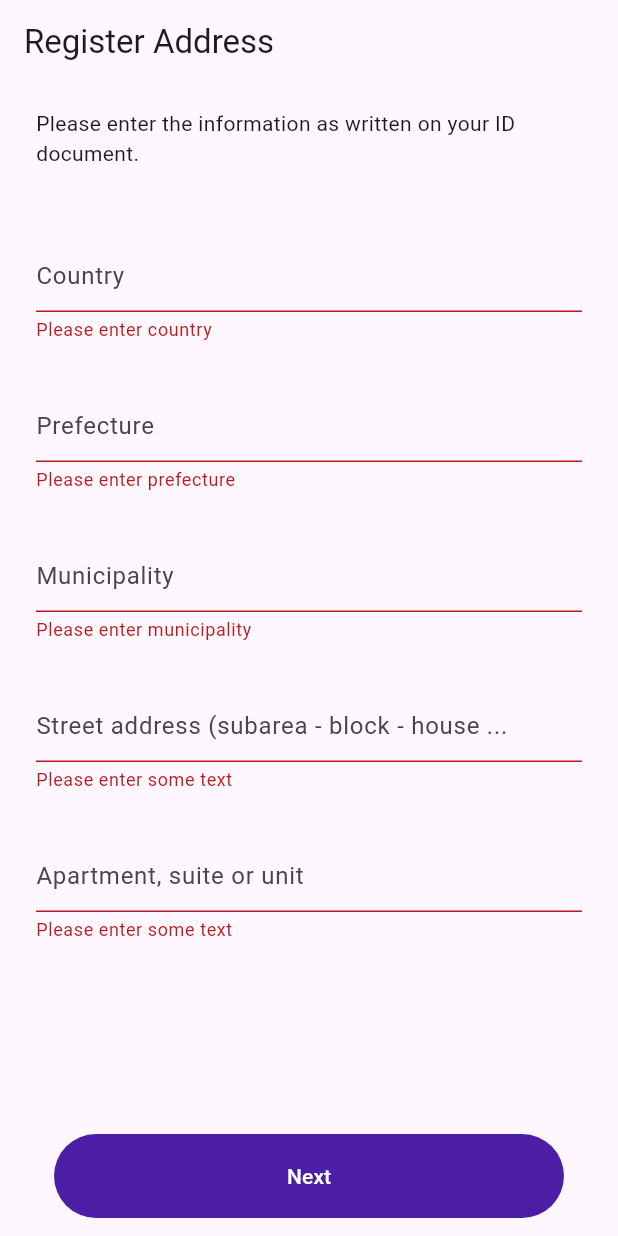
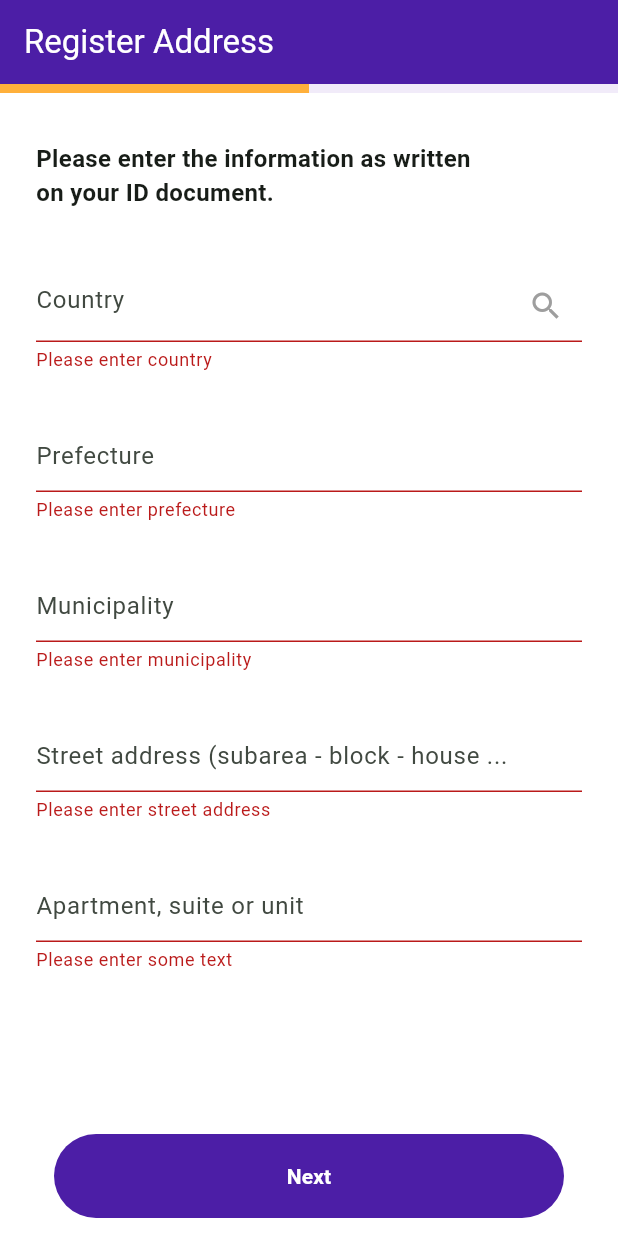
Before and after one commit to unknownaloy/gigabank_task, a Flutter app: the screen it shows after launch, after a tap on "Next", on a phone screen of 412 x 824 dp. Run offline on Flutter 3.47's test engine with Material 2 defaults, Android fonts, the phone set to English and light mode, and no system bars.

Commit message:
feat: Updated the UI to fit with requirements

```diff
--- a/lib/component/gigabank_text_field.dart
+++ b/lib/component/gigabank_text_field.dart
@@ -8,18 +8,23 @@ class GigabankTextField extends StatelessWidget {
     this.validator,
     this.inputFormatters,
     this.controller,
+    this.suffixIcon,
   });
 
   final String hintText;
   final String? Function(String?)? validator;
   final List<TextInputFormatter>? inputFormatters;
   final TextEditingController? controller;
+  final Widget? suffixIcon;
 
   @override
   Widget build(BuildContext context) {
     return TextFormField(
       controller: controller,
-      decoration: InputDecoration(hintText: hintText),
+      decoration: InputDecoration(
+        hintText: hintText,
+        suffixIcon: suffixIcon,
+      ),
       validator: validator,
       inputFormatters: inputFormatters,
     );
--- a/lib/main.dart
+++ b/lib/main.dart
@@ -15,7 +15,7 @@ class MyApp extends StatelessWidget {
       title: 'Gigabank Task',
       debugShowCheckedModeBanner: false,
       theme: ThemeData(
-        colorScheme: ColorScheme.fromSeed(seedColor: Colors.deepPurple),
+        colorScheme: ColorScheme.fromSeed(seedColor: const Color(0xFF05f077),),
         useMaterial3: true,
       ),
       home: const RegisterAddressScreen(),
--- /dev/null
+++ b/lib/model/address_model.dart
@@ -0,0 +1,15 @@
+class UserAddress {
+  final String country;
+  final String prefecture;
+  final String municipality;
+  final String streetAddress;
+  final String apartment;
+
+  UserAddress({
+    required this.country,
+    required this.prefecture,
+    required this.municipality,
+    required this.streetAddress,
+    required this.apartment,
+  });
+}
--- a/lib/screen/register_address_screen.dart
+++ b/lib/screen/register_address_screen.dart
@@ -1,5 +1,6 @@
 import 'package:flutter/material.dart';
 import 'package:gigabank_task/component/gigabank_text_field.dart';
+import 'package:gigabank_task/model/address_model.dart';
 
 class RegisterAddressScreen extends StatefulWidget {
   const RegisterAddressScreen({super.key});
@@ -32,8 +33,24 @@ class _RegisterAddressScreenState extends State<RegisterAddressScreen> {
   @override
   Widget build(BuildContext context) {
     return Scaffold(
+      backgroundColor: const Color(0xFFffffff),
       appBar: AppBar(
-        title: const Text("Register Address"),
+        title: const Text(
+          "Register Address",
+          style: TextStyle(
+            color: Colors.white,
+          ),
+        ),
+        backgroundColor: const Color(0xFF4c1ea6),
+        bottom: const PreferredSize(
+          preferredSize: Size.fromHeight(6),
+          child: LinearProgressIndicator(
+            value: 0.5,
+            minHeight: 6,
+            backgroundColor: Color(0xFFf1ebf9),
+            color: Color(0xFFffb03b),
+          ),
+        ),
       ),
       body: Form(
         key: _formKey,
@@ -41,18 +58,28 @@ class _RegisterAddressScreenState extends State<RegisterAddressScreen> {
           padding: const EdgeInsets.symmetric(horizontal: 24),
           child: SingleChildScrollView(
             child: Column(
+              crossAxisAlignment: CrossAxisAlignment.stretch,
               children: <Widget>[
                 const SizedBox(
-                  height: 16,
+                  height: 32,
                 ),
                 const Text(
-                    "Please enter the information as written on your ID document."),
+                  "Please enter the information as written\non your ID document.",
+                  style: TextStyle(
+                    fontSize: 16,
+                    fontWeight: FontWeight.w600,
+                  ),
+                ),
                 const SizedBox(
-                  height: 48,
+                  height: 40,
                 ),
                 GigabankTextField(
                   controller: _countryController,
                   hintText: "Country",
+                  suffixIcon: const Icon(
+                    Icons.search,
+                    color: Colors.grey,
+                  ),
                   validator: (value) {
                     if (value == null || value.isEmpty) {
                       return 'Please enter country';
@@ -94,7 +121,7 @@ class _RegisterAddressScreenState extends State<RegisterAddressScreen> {
                   hintText: "Street address (subarea - block - house ...",
                   validator: (value) {
                     if (value == null || value.isEmpty) {
-                      return 'Please enter some text';
+                      return 'Please enter street address';
                     }
 
                     final RegExp regex =
@@ -139,12 +166,19 @@ class _RegisterAddressScreenState extends State<RegisterAddressScreen> {
               child: TextButton(
                 onPressed: () {
                   if (_formKey.currentState!.validate()) {
-                    ScaffoldMessenger.of(context).showSnackBar(
-                      const SnackBar(content: Text('Data saved')),
+                    final userAddress = UserAddress(
+                      country: _countryController.text.trim(),
+                      prefecture: _prefectureController.text.trim(),
+                      municipality: _municipalityController.text.trim(),
+                      streetAddress: _streetAddressController.text.trim(),
+                      apartment: _apartmentController.text.trim(),
                     );
 
-
-
+                    ScaffoldMessenger.of(context).showSnackBar(
+                      const SnackBar(
+                        content: Text('User Address saved in object'),
+                      ),
+                    );
                   }
                 },
                 style: ButtonStyle(
@@ -161,6 +195,7 @@ class _RegisterAddressScreenState extends State<RegisterAddressScreen> {
                   "Next",
                   style: TextStyle(
                     color: Colors.white,
+                    fontWeight: FontWeight.w700,
                   ),
                 ),
               ),
```
